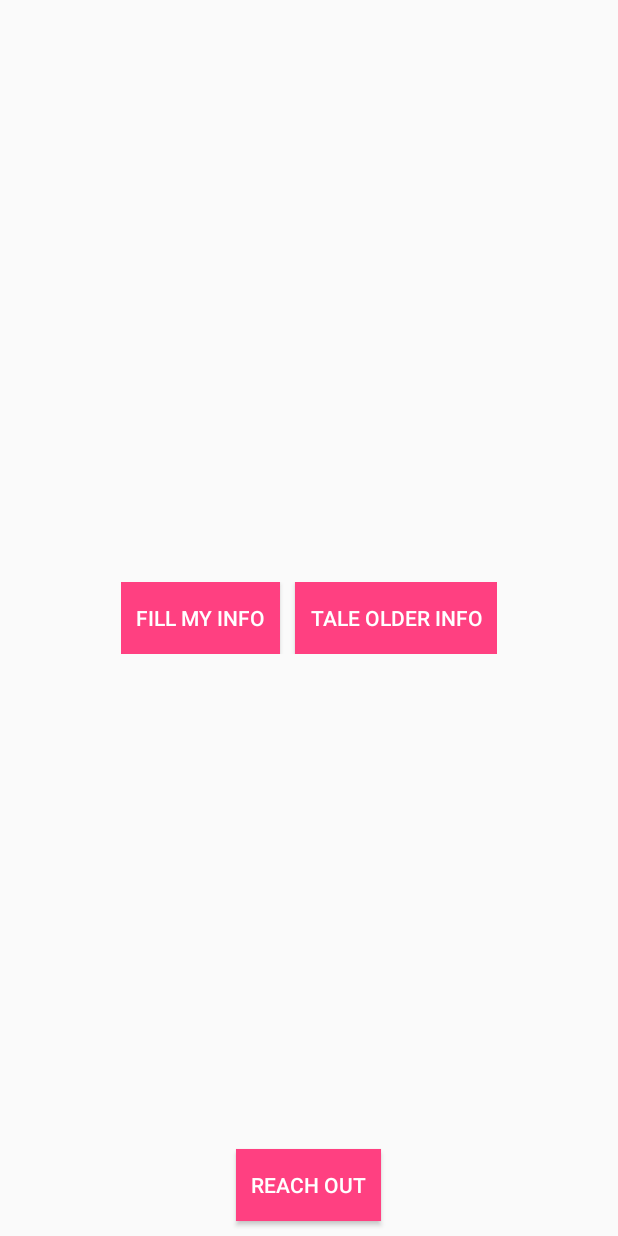
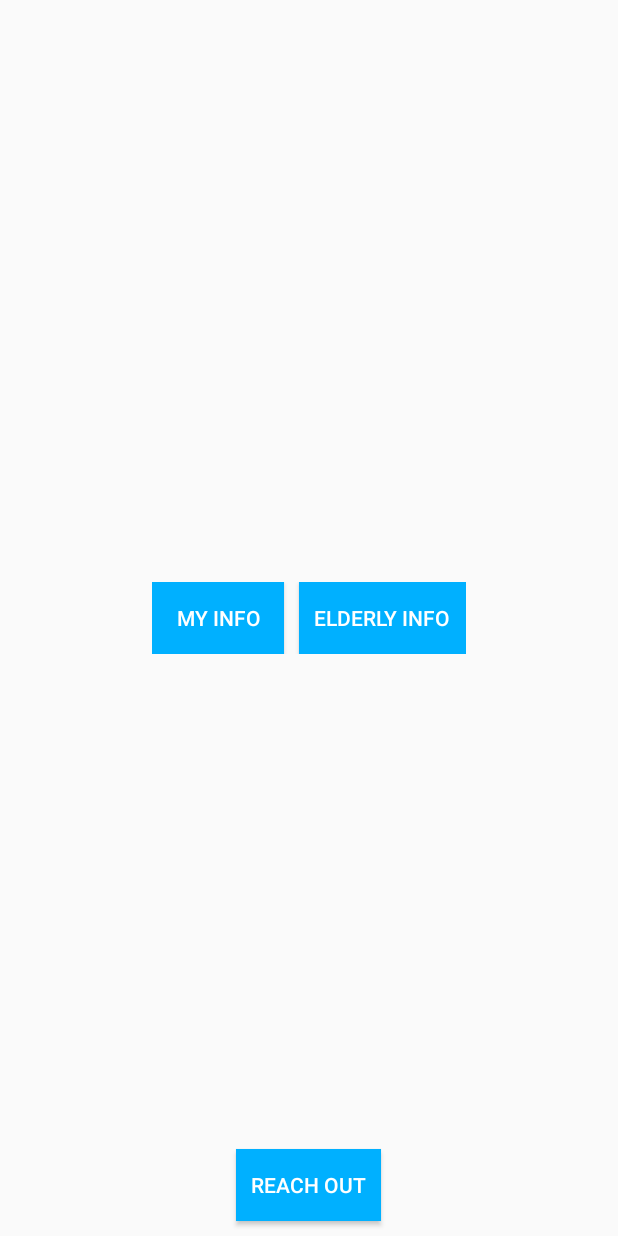
Before and after one commit to rohitksingh/IBM-HACK2, an Android app: the UserActivity screen opened directly, with no data from a screen before it, on a phone screen of 412 x 824 dp. Run offline under Robolectric (Android 15) with nearby library versions, the light colour scheme and no system bars.

Commit message:
Improved the UI

```diff
--- a/LoginUI/app/src/main/java/com/example/user_pc/loginui/FormActivity.java
+++ b/LoginUI/app/src/main/java/com/example/user_pc/loginui/FormActivity.java
@@ -28,10 +28,8 @@ public class FormActivity extends AppCompatActivity {
         signUp.setOnClickListener(new View.OnClickListener() {
             @Override
             public void onClick(View v) {
-                Toast.makeText(FormActivity.this, "Done", Toast.LENGTH_LONG).show();
-                Intent intent = new Intent(FormActivity.this, ProfileActivity.class);
-                intent.putExtra("Name", name.getText().toString());
-                startActivity(intent);
+                Toast.makeText(FormActivity.this, "Info added to Server", Toast.LENGTH_LONG).show();
+                finish();
             }
         });
 
--- /dev/null
+++ b/LoginUI/app/src/main/java/com/example/user_pc/loginui/services/MyFirebaseMessaginService.java
@@ -0,0 +1,5 @@
+package com.example.user_pc.loginui.services;
+
+public class MyFirebaseMessaginService {
+
+}
--- a/LoginUI/app/src/main/res/layout/activity_login.xml
+++ b/LoginUI/app/src/main/res/layout/activity_login.xml
@@ -22,7 +22,7 @@
         app:layout_constraintEnd_toEndOf="parent"
         app:layout_constraintStart_toStartOf="parent"
         app:layout_constraintTop_toTopOf="parent"
-        app:srcCompat="@drawable/logo" />
+        app:srcCompat="@drawable/main_image" />
 
     <EditText
         android:id="@+id/username"
--- a/LoginUI/app/src/main/res/layout/activity_question.xml
+++ b/LoginUI/app/src/main/res/layout/activity_question.xml
@@ -109,7 +109,7 @@
         android:layout_below="@id/affilations"
         />
     <Button
-        android:id="@+id/sign_up"
+        android:id="@+id/done"
         android:layout_width="wrap_content"
         android:layout_height="wrap_content"
         android:text="Done"
--- a/LoginUI/app/src/main/res/layout/activity_user.xml
+++ b/LoginUI/app/src/main/res/layout/activity_user.xml
@@ -12,7 +12,7 @@
             android:id="@+id/myInro"
             android:layout_width="wrap_content"
             android:layout_height="wrap_content"
-            android:text="Fill My Info"
+            android:text="My Info"
             android:background="@color/colorAccent"
             android:textColor="#ffffff"
             android:layout_marginRight="10dp"
@@ -22,7 +22,7 @@
             android:id="@+id/yourIntro"
             android:layout_width="wrap_content"
             android:layout_height="wrap_content"
-            android:text="Tale Older Info"
+            android:text="Elderly Info"
             android:background="@color/colorAccent"
             android:textColor="#ffffff"
             android:padding="10dp"
--- a/LoginUI/app/src/main/res/values/colors.xml
+++ b/LoginUI/app/src/main/res/values/colors.xml
@@ -6,7 +6,7 @@
 
     <color name='colorPrimary'>#262938</color>
     <color name='colorPrimaryDark'>#181A24</color>
-    <color name='colorAccent'>#FF4081</color>
+    <color name='colorAccent'>#00B0FF</color>
     <color name='colorWhite'>#FFFFFF</color>
     <color name='colorTransparentWhite'>#cccccc</color>
 </resources>
```
Also changed, not shown: LoginUI/app/src/main/java/com/example/user_pc/loginui/QuestionnaireActivity.java (+11 -0 lines), LoginUI/app/src/main/res/drawable/main_image.jpeg (added).
